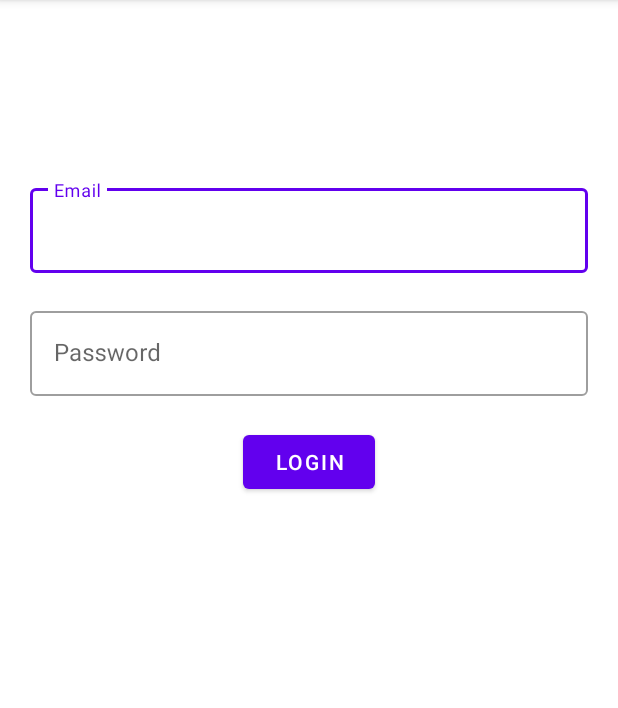
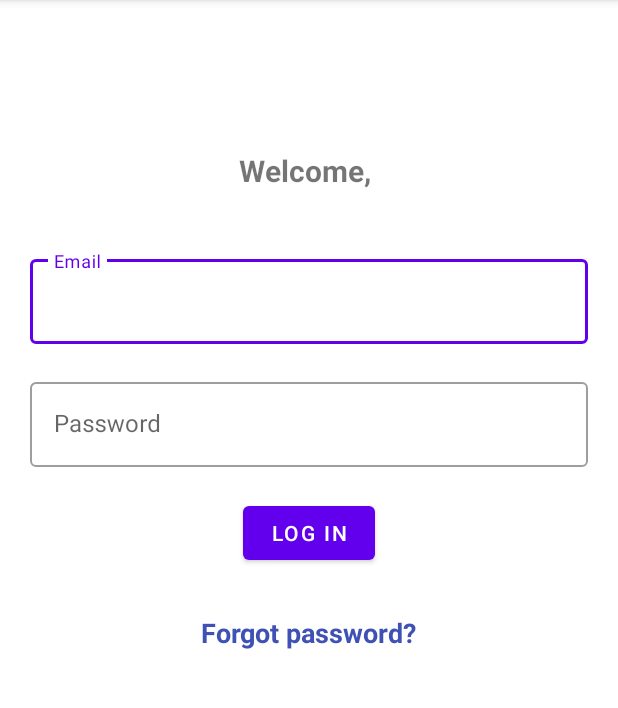
Before and after one commit to nkrstic98/MoBaNK, an Android app: the LoginActivity screen opened directly, with no data from a screen before it, on a phone screen of 412 x 824 dp, the part 84-792 px from its top. Run offline under Robolectric (Android 15) with nearby library versions, the phone set to English and light mode, and no system bars; our stand-ins replace Firebase (no records; nobody signed in at launch, a user with empty details on screens opened directly).

Commit message:
Login screen moved from LoginActivity to LoginFragment

```diff
--- a/app/src/main/AndroidManifest.xml
+++ b/app/src/main/AndroidManifest.xml
@@ -13,7 +13,7 @@
         android:roundIcon="@mipmap/ic_launcher_round"
         android:supportsRtl="true"
         android:theme="@style/Theme.AuthenticationApp">
-        <activity android:name=".LoginActivity"></activity>
+        <activity android:name=".account_login.LoginActivity"></activity>
         <activity android:name=".account_setup.RegisterActivity">
             <intent-filter>
                 <action android:name="android.intent.action.MAIN" />
--- a/app/src/main/java/rs/ac/bg/etf/diplomski/authenticationapp/BiometricAuthenticator.java
+++ b/app/src/main/java/rs/ac/bg/etf/diplomski/authenticationapp/BiometricAuthenticator.java
@@ -24,6 +24,8 @@ public class BiometricAuthenticator {
     public static final String SHARED_PREFERENCES_EMAIL_PARAMETER = "shared-preferences-email-parameter";
     public static final String SHARED_PREFERENCES_BIOMETRY_PARAMETER = "shared-preferences-biometry-parameter";
     public static final String SHARED_PREFERENCES_PIN_CODE_PARAMETER = "shared-preferences-pin-code-parameter";
+
+    public static final String SHARED_PREFERENCES_USER_INFO = "shared-preferences-user-info";
 
     private Context context;
 
--- a/app/src/main/java/rs/ac/bg/etf/diplomski/authenticationapp/KeyboardFragment.java
+++ b/app/src/main/java/rs/ac/bg/etf/diplomski/authenticationapp/KeyboardFragment.java
@@ -22,13 +22,10 @@ import android.widget.Toast;
 import com.davidmiguel.numberkeyboard.NumberKeyboardListener;
 import com.google.firebase.firestore.FirebaseFirestore;
 
-import java.security.InvalidKeyException;
 import java.util.Timer;
 import java.util.TimerTask;
 
-import javax.crypto.Cipher;
-import javax.crypto.SecretKey;
-
+import rs.ac.bg.etf.diplomski.authenticationapp.account_login.LoginActivity;
 import rs.ac.bg.etf.diplomski.authenticationapp.account_setup.RegisterActivity;
 import rs.ac.bg.etf.diplomski.authenticationapp.databinding.FragmentKeyboardBinding;
 
--- a/app/src/main/java/rs/ac/bg/etf/diplomski/authenticationapp/LoginActivity.java
+++ /dev/null
@@ -1,135 +0,0 @@
-package rs.ac.bg.etf.diplomski.authenticationapp;
-
-import androidx.appcompat.app.AppCompatActivity;
-
-import android.content.Intent;
-import android.os.Bundle;
-import android.widget.Toast;
-
-import com.google.firebase.auth.FirebaseAuth;
-import com.google.firebase.auth.FirebaseUser;
-import com.google.firebase.firestore.FirebaseFirestore;
-
-import rs.ac.bg.etf.diplomski.authenticationapp.databinding.ActivityLoginBinding;
-
-public class LoginActivity extends AppCompatActivity {
-
-    private ActivityLoginBinding binding;
-
-    private FirebaseAuth firebaseAuth;
-    private FirebaseFirestore firebaseFirestore;
-
-    @Override
-    protected void onCreate(Bundle savedInstanceState) {
-        super.onCreate(savedInstanceState);
-
-        binding = ActivityLoginBinding.inflate(getLayoutInflater());
-        setContentView(binding.getRoot());
-
-        firebaseAuth = FirebaseAuth.getInstance();
-        firebaseFirestore = FirebaseFirestore.getInstance();
-
-        binding.buttonLogin.setOnClickListener(v -> {
-            login();
-        });
-    }
-
-    private void login() {
-        String email = binding.email.getText().toString();
-        String password = binding.password.getText().toString();
-
-        if(email.equals("") && password.equals("")) {
-            binding.emailLabel.getEditText().requestFocus();
-            Toast.makeText(this, "Email and password are required!", Toast.LENGTH_SHORT).show();
-            return;
-        }
-
-        if(email.equals("")) {
-            binding.emailLabel.getEditText().requestFocus();
-            Toast.makeText(this, "Email is required!", Toast.LENGTH_SHORT).show();
-            return;
-        }
-
-        if(password.equals("")) {
-            binding.passwordLabel.getEditText().requestFocus();
-            Toast.makeText(this, "Password is required!", Toast.LENGTH_SHORT).show();
-            return;
-        }
-
-        firebaseAuth.signInWithEmailAndPassword(email, password)
-                .addOnCompleteListener(this, task -> {
-                    if(task.isSuccessful()) {
-                        FirebaseUser user = firebaseAuth.getCurrentUser();
-
-                        if(user.isEmailVerified()) {
-                            Intent intent = new Intent(this, MainActivity.class);
-                            startActivity(intent);
-                            finish();
-                        }
-                        else {
-                            Toast.makeText(this, "Verify email address to activate account!", Toast.LENGTH_SHORT).show();
-                        }
-
-//                        FirebaseUser user = firebaseAuth.getCurrentUser();
-//
-//                        firebaseFirestore.collection("users")
-//                                .whereEqualTo("email", user.getEmail())
-//                                .get()
-//                                .addOnSuccessListener(this, queryDocumentSnapshots -> {
-//                                    if(queryDocumentSnapshots.isEmpty()) {
-//                                        Toast.makeText(this, "There is no user with provided credentials!", Toast.LENGTH_SHORT).show();
-//                                        return;
-//                                    }
-//
-//                                    String security_message = queryDocumentSnapshots.getDocuments().get(0).toObject(User.class).getSecurity_message();
-//
-//                                    if(verifyAccount(security_message)) {
-//                                        Intent intent = new Intent(this, MainActivity.class);
-//                                        startActivity(intent);
-//                                        finish();
-//                                    }
-//                                    else {
-//                                        Toast.makeText(this, "Something went wrong. Please try again!", Toast.LENGTH_SHORT).show();
-//                                    }
-//                                })
-//                                .addOnFailureListener(this, e -> {
-//                                    firebaseAuth.signOut();
-//                                    Toast.makeText(this, "Something went wrong. Please try again!", Toast.LENGTH_SHORT).show();
-//                                    binding.password.setText("");
-//                                });
-                    }
-                    else {
-                        binding.password.setText("");
-                        binding.passwordLabel.getEditText().requestFocus();
-                        Toast.makeText(this, task.getException().getMessage(), Toast.LENGTH_SHORT).show();
-                    }
-                });
-    }
-
-//    private boolean verifyAccount(String security_message) {
-//        SharedPreferences sharedPreferences = getSharedPreferences(BiometricAuthenticator.SHARED_PREFERENCES_BIOMETRY, MODE_PRIVATE);
-//
-//
-//       Encryption encryption = (new Gson()).fromJson(sharedPreferences.getString(BiometricAuthenticator.SHARED_PREFERENCES_ENCRYPTION_OBJECT, ""), Encryption.class);
-//
-//        String decrypted = null;
-//
-//        decrypted = encryption.decryptOrNull(security_message);
-//
-//        if(decrypted != null && decrypted.equals(sharedPreferences.getString(BiometricAuthenticator.SHARED_PREFERENCES_SECRET, ""))) {
-//            return true;
-//        }
-//
-//        return false;
-//    }
-
-//    public byte[] getBytes(String arrayString) {
-//        String[] strings = arrayString.replace("[", "").replace("]", "").split(", ");
-//        byte[] result = new byte[strings.length];
-//        for(int i = 0; i < strings.length; i++) {
-//            result[i] = Byte.parseByte(strings[i]);
-//        }
-//
-//        return result;
-//    }
-}
--- a/app/src/main/java/rs/ac/bg/etf/diplomski/authenticationapp/MainActivity.java
+++ b/app/src/main/java/rs/ac/bg/etf/diplomski/authenticationapp/MainActivity.java
@@ -6,10 +6,8 @@ import android.content.Intent;
 import android.os.Bundle;
 
 import com.google.firebase.auth.FirebaseAuth;
-import com.google.firebase.auth.FirebaseUser;
-import com.google.firebase.firestore.FirebaseFirestore;
 
-import dagger.hilt.android.AndroidEntryPoint;
+import rs.ac.bg.etf.diplomski.authenticationapp.account_login.LoginActivity;
 
 public class MainActivity extends AppCompatActivity {
 
--- /dev/null
+++ b/app/src/main/java/rs/ac/bg/etf/diplomski/authenticationapp/account_login/LoginActivity.java
@@ -0,0 +1,22 @@
+package rs.ac.bg.etf.diplomski.authenticationapp.account_login;
+
+import androidx.appcompat.app.AppCompatActivity;
+
+import android.os.Bundle;
+
+import rs.ac.bg.etf.diplomski.authenticationapp.databinding.ActivityLoginBinding;
+
+public class LoginActivity extends AppCompatActivity {
+
+    private ActivityLoginBinding binding;
+
+    @Override
+    protected void onCreate(Bundle savedInstanceState) {
+        super.onCreate(savedInstanceState);
+
+        binding = ActivityLoginBinding.inflate(getLayoutInflater());
+        setContentView(binding.getRoot());
+    }
+
+
+}
--- /dev/null
+++ b/app/src/main/java/rs/ac/bg/etf/diplomski/authenticationapp/account_login/LoginFragment.java
@@ -0,0 +1,117 @@
+package rs.ac.bg.etf.diplomski.authenticationapp.account_login;
+
+import android.content.Context;
+import android.content.Intent;
+import android.content.SharedPreferences;
+import android.os.Bundle;
+
+import androidx.annotation.NonNull;
+import androidx.annotation.Nullable;
+import androidx.fragment.app.Fragment;
+import androidx.navigation.NavController;
+import androidx.navigation.Navigation;
+
+import android.view.LayoutInflater;
+import android.view.View;
+import android.view.ViewGroup;
+import android.widget.Toast;
+
+import com.google.firebase.auth.FirebaseAuth;
+import com.google.firebase.auth.FirebaseUser;
+
+import rs.ac.bg.etf.diplomski.authenticationapp.BiometricAuthenticator;
+import rs.ac.bg.etf.diplomski.authenticationapp.MainActivity;
+import rs.ac.bg.etf.diplomski.authenticationapp.R;
+import rs.ac.bg.etf.diplomski.authenticationapp.databinding.FragmentLoginBinding;
+
+public class LoginFragment extends Fragment {
+
+    private FragmentLoginBinding binding;
+    private LoginActivity loginActivity;
+    private SharedPreferences sharedPreferences;
+    private NavController navController;
+
+    private FirebaseAuth firebaseAuth;
+
+    public LoginFragment() {
+        // Required empty public constructor
+    }
+
+    @Override
+    public void onCreate(Bundle savedInstanceState) {
+        super.onCreate(savedInstanceState);
+
+        loginActivity = (LoginActivity) requireActivity();
+        sharedPreferences = loginActivity.getSharedPreferences(BiometricAuthenticator.SHARED_PREFERENCES_ACCOUNT, Context.MODE_PRIVATE);
+
+        firebaseAuth = FirebaseAuth.getInstance();
+    }
+
+    @Override
+    public View onCreateView(LayoutInflater inflater, ViewGroup container,
+                             Bundle savedInstanceState) {
+        binding = FragmentLoginBinding.inflate(inflater, container, false);
+
+        binding.welcomeMessage.setText("Welcome, " + sharedPreferences.getString(BiometricAuthenticator.SHARED_PREFERENCES_USER_INFO, ""));
+
+        binding.buttonLogin.setOnClickListener(v -> {
+            login();
+        });
+
+        binding.forgotPassword.setOnClickListener(v -> {
+
+        });
+
+        return binding.getRoot();
+    }
+
+    @Override
+    public void onViewCreated(@NonNull View view, @Nullable Bundle savedInstanceState) {
+        super.onViewCreated(view, savedInstanceState);
+        navController = Navigation.findNavController(view);
+    }
+
+    private void login() {
+        String email = binding.email.getText().toString();
+        String password = binding.password.getText().toString();
+
+        if(email.equals("") && password.equals("")) {
+            binding.emailLabel.getEditText().requestFocus();
+            Toast.makeText(loginActivity, "Email and password are required!", Toast.LENGTH_SHORT).show();
+            return;
+        }
+
+        if(email.equals("")) {
+            binding.emailLabel.getEditText().requestFocus();
+            Toast.makeText(loginActivity, "Email is required!", Toast.LENGTH_SHORT).show();
+            return;
+        }
+
+        if(password.equals("")) {
+            binding.passwordLabel.getEditText().requestFocus();
+            Toast.makeText(loginActivity, "Password is required!", Toast.LENGTH_SHORT).show();
+            return;
+        }
+
+        firebaseAuth.signInWithEmailAndPassword(email, password)
+                .addOnCompleteListener(loginActivity, task -> {
+                    if(task.isSuccessful()) {
+                        FirebaseUser user = firebaseAuth.getCurrentUser();
+
+                        if(user.isEmailVerified()) {
+                            Intent intent = new Intent(loginActivity, MainActivity.class);
+                            startActivity(intent);
+                            loginActivity.finish();
+                        }
+                        else {
+                            Toast.makeText(loginActivity, "Verify email address to activate account!", Toast.LENGTH_SHORT).show();
+                        }
+                    }
+                    else {
+                        binding.password.setText("");
+                        binding.passwordLabel.getEditText().requestFocus();
+                        Toast.makeText(loginActivity, task.getException().getMessage(), Toast.LENGTH_SHORT).show();
+                    }
+                });
+    }
+}
--- a/app/src/main/java/rs/ac/bg/etf/diplomski/authenticationapp/account_setup/PinRegisterFragment.java
+++ b/app/src/main/java/rs/ac/bg/etf/diplomski/authenticationapp/account_setup/PinRegisterFragment.java
@@ -20,9 +20,7 @@ import android.widget.Toast;
 
 import com.davidmiguel.numberkeyboard.NumberKeyboardListener;
 
-import rs.ac.bg.etf.diplomski.authenticationapp.LoginActivity;
-import rs.ac.bg.etf.diplomski.authenticationapp.account_setup.PinRegisterFragmentArgs;
-import rs.ac.bg.etf.diplomski.authenticationapp.account_setup.PinRegisterFragmentDirections;
+import rs.ac.bg.etf.diplomski.authenticationapp.account_login.LoginActivity;
 import rs.ac.bg.etf.diplomski.authenticationapp.BiometricAuthenticator;
 import rs.ac.bg.etf.diplomski.authenticationapp.databinding.FragmentPinRegisterBinding;
 
--- a/app/src/main/java/rs/ac/bg/etf/diplomski/authenticationapp/account_setup/RegisterActivity.java
+++ b/app/src/main/java/rs/ac/bg/etf/diplomski/authenticationapp/account_setup/RegisterActivity.java
@@ -8,7 +8,7 @@ import android.os.Bundle;
 
 import dagger.hilt.android.AndroidEntryPoint;
 import rs.ac.bg.etf.diplomski.authenticationapp.BiometricAuthenticator;
-import rs.ac.bg.etf.diplomski.authenticationapp.LoginActivity;
+import rs.ac.bg.etf.diplomski.authenticationapp.account_login.LoginActivity;
 import rs.ac.bg.etf.diplomski.authenticationapp.databinding.ActivityRegisterBinding;
 
 @AndroidEntryPoint
@@ -27,7 +27,7 @@ public class RegisterActivity extends AppCompatActivity {
 
         sharedPreferences = this.getSharedPreferences(BiometricAuthenticator.SHARED_PREFERENCES_ACCOUNT, MODE_PRIVATE);
 
-        if(sharedPreferences.contains(BiometricAuthenticator.SHARED_PREFERENCES_PIN_CODE_PARAMETER)) {
+        if(sharedPreferences.contains(BiometricAuthenticator.SHARED_PREFERENCES_EMAIL_PARAMETER)) {
             Intent intent = new Intent(this, LoginActivity.class);
             startActivity(intent);
             this.finish();
--- a/app/src/main/java/rs/ac/bg/etf/diplomski/authenticationapp/account_setup/UserRegisterFragment.java
+++ b/app/src/main/java/rs/ac/bg/etf/diplomski/authenticationapp/account_setup/UserRegisterFragment.java
@@ -182,6 +182,7 @@ public class UserRegisterFragment extends Fragment {
                                                                                             .getSharedPreferences(BiometricAuthenticator.SHARED_PREFERENCES_ACCOUNT, Context.MODE_PRIVATE)
                                                                                             .edit()
                                                                                             .putString(BiometricAuthenticator.SHARED_PREFERENCES_EMAIL_PARAMETER, email)
+                                                                                            .putString(BiometricAuthenticator.SHARED_PREFERENCES_USER_INFO, firstname + " " + lastname)
                                                                                             .apply();
 
                                                                                     UserRegisterFragmentDirections.ActionUserRegisterFragmentToPinRegisterFragment action =
--- a/app/src/main/res/layout/activity_login.xml
+++ b/app/src/main/res/layout/activity_login.xml
@@ -1,69 +1,20 @@
 <?xml version="1.0" encoding="utf-8"?>
-<LinearLayout xmlns:android="http://schemas.android.com/apk/res/android"
+<androidx.constraintlayout.widget.ConstraintLayout xmlns:android="http://schemas.android.com/apk/res/android"
     xmlns:app="http://schemas.android.com/apk/res-auto"
     xmlns:tools="http://schemas.android.com/tools"
     android:layout_width="match_parent"
     android:layout_height="match_parent"
-    android:orientation="vertical"
-    tools:context=".LoginActivity">
+    tools:context=".account_login.LoginActivity">
 
-    <androidx.constraintlayout.widget.ConstraintLayout
+    <fragment
+        android:id="@+id/register_host_fragment"
         android:layout_width="match_parent"
-        android:layout_height="wrap_content"
-        android:layout_marginTop="100dp"
-        >
-
-        <com.google.android.material.textfield.TextInputLayout
-            android:id="@+id/email_label"
-            android:layout_height="wrap_content"
-            android:layout_width="0dp"
-            style="@style/Widget.MaterialComponents.TextInputLayout.OutlinedBox"
-            android:layout_marginStart="20dp"
-            android:layout_marginEnd="20dp"
-            android:layout_marginTop="20dp"
-            android:hint="Email"
-            app:layout_constraintLeft_toLeftOf="parent"
-            app:layout_constraintRight_toRightOf="parent"
-            app:layout_constraintTop_toTopOf="parent"
-            app:layout_constraintBottom_toTopOf="@id/password_label">
-
-            <com.google.android.material.textfield.TextInputEditText
-                android:id="@+id/email"
-                android:layout_width="match_parent"
-                android:layout_height="wrap_content"
-                android:inputType="textEmailAddress" />
-        </com.google.android.material.textfield.TextInputLayout>
-
-        <com.google.android.material.textfield.TextInputLayout
-            android:id="@+id/password_label"
-            android:layout_height="wrap_content"
-            android:layout_width="0dp"
-            style="@style/Widget.MaterialComponents.TextInputLayout.OutlinedBox"
-            android:layout_marginStart="20dp"
-            android:layout_marginEnd="20dp"
-            android:layout_marginTop="20dp"
-            android:hint="Password"
-            app:layout_constraintLeft_toLeftOf="parent"
-            app:layout_constraintRight_toRightOf="parent"
-            app:layout_constraintTop_toBottomOf="@id/email_label"
-            >
-
-            <com.google.android.material.textfield.TextInputEditText
-                android:id="@+id/password"
-                android:layout_width="match_parent"
-                android:layout_height="wrap_content"
-                android:inputType="textPassword" />
-        </com.google.android.material.textfield.TextInputLayout>
-
-    </androidx.constraintlayout.widget.ConstraintLayout>
-
-    <Button
-        android:id="@+id/button_login"
-        android:layout_width="wrap_content"
-        android:layout_height="wrap_content"
-        android:layout_gravity="center"
-        android:text="Login"
-        android:layout_marginTop="20dp"
+        android:layout_height="0dp"
+        app:layout_constraintTop_toTopOf="parent"
+        app:layout_constraintBottom_toBottomOf="parent"
+        android:name="androidx.navigation.fragment.NavHostFragment"
+        app:defaultNavHost="true"
+        app:navGraph="@navigation/nav_graph_login"
         />
 
-</LinearLayout>
+</androidx.constraintlayout.widget.ConstraintLayout>
--- /dev/null
+++ b/app/src/main/res/layout/fragment_login.xml
@@ -0,0 +1,93 @@
+<?xml version="1.0" encoding="utf-8"?>
+<LinearLayout xmlns:android="http://schemas.android.com/apk/res/android"
+    xmlns:tools="http://schemas.android.com/tools"
+    android:layout_width="match_parent"
+    android:layout_height="match_parent"
+    xmlns:app="http://schemas.android.com/apk/res-auto"
+    tools:context=".account_login.LoginFragment"
+    android:orientation="vertical">
+
+    <TextView
+        android:id="@+id/welcome_message"
+        android:layout_width="wrap_content"
+        android:layout_height="wrap_content"
+        android:textAlignment="center"
+        android:layout_gravity="center"
+        android:layout_marginTop="100dp"
+        android:textSize="20dp"
+        android:text="Welcome"
+        android:textStyle="bold"
+        />
+
+    <androidx.constraintlayout.widget.ConstraintLayout
+        android:layout_width="match_parent"
+        android:layout_height="wrap_content"
+        android:layout_marginTop="20dp"
+        >
+
+        <com.google.android.material.textfield.TextInputLayout
+            android:id="@+id/email_label"
+            android:layout_height="wrap_content"
+            android:layout_width="0dp"
+            style="@style/Widget.MaterialComponents.TextInputLayout.OutlinedBox"
+            android:layout_marginStart="20dp"
+            android:layout_marginEnd="20dp"
+            android:layout_marginTop="20dp"
+            android:hint="Email"
+            app:layout_constraintLeft_toLeftOf="parent"
+            app:layout_constraintRight_toRightOf="parent"
+            app:layout_constraintTop_toTopOf="parent"
+            app:layout_constraintBottom_toTopOf="@id/password_label">
+
+            <com.google.android.material.textfield.TextInputEditText
+                android:id="@+id/email"
+                android:layout_width="match_parent"
+                android:layout_height="wrap_content"
+                android:inputType="textEmailAddress" />
+        </com.google.android.material.textfield.TextInputLayout>
+
+        <com.google.android.material.textfield.TextInputLayout
+            android:id="@+id/password_label"
+            android:layout_height="wrap_content"
+            android:layout_width="0dp"
+            style="@style/Widget.MaterialComponents.TextInputLayout.OutlinedBox"
+            android:layout_marginStart="20dp"
+            android:layout_marginEnd="20dp"
+            android:layout_marginTop="20dp"
+            android:hint="Password"
+            app:layout_constraintLeft_toLeftOf="parent"
+            app:layout_constraintRight_toRightOf="parent"
+            app:layout_constraintTop_toBottomOf="@id/email_label"
+            >
+
+            <com.google.android.material.textfield.TextInputEditText
+                android:id="@+id/password"
+                android:layout_width="match_parent"
+                android:layout_height="wrap_content"
+                android:inputType="textPassword" />
+        </com.google.android.material.textfield.TextInputLayout>
+
+    </androidx.constraintlayout.widget.ConstraintLayout>
+
+    <Button
+        android:id="@+id/button_login"
+        android:layout_width="wrap_content"
+        android:layout_height="wrap_content"
+        android:layout_gravity="center"
+        android:text="Log in"
+        android:layout_marginTop="20dp"
+        />
+
+    <TextView
+        android:id="@+id/forgot_password"
+        android:layout_marginTop="30dp"
+        android:layout_width="wrap_content"
+        android:layout_height="wrap_content"
+        android:layout_gravity="center"
+        android:text="Forgot password?"
+        android:textStyle="bold"
+        android:textSize="18dp"
+        android:textColor="#3F51B5"
+        />
+
+</LinearLayout>
--- /dev/null
+++ b/app/src/main/res/navigation/nav_graph_login.xml
@@ -0,0 +1,13 @@
+<?xml version="1.0" encoding="utf-8"?>
+<navigation xmlns:android="http://schemas.android.com/apk/res/android"
+    xmlns:app="http://schemas.android.com/apk/res-auto"
+    xmlns:tools="http://schemas.android.com/tools"
+    android:id="@+id/nav_graph_login"
+    app:startDestination="@id/loginFragment">
+
+    <fragment
+        android:id="@+id/loginFragment"
+        android:name="rs.ac.bg.etf.diplomski.authenticationapp.account_login.LoginFragment"
+        android:label="fragment_login"
+        tools:layout="@layout/fragment_login" />
+</navigation>
--- a/app/src/main/res/values/strings.xml
+++ b/app/src/main/res/values/strings.xml
@@ -1,3 +1,5 @@
 <resources>
     <string name="app_name">AuthenticationApp</string>
+    <!-- TODO: Remove or change this placeholder text -->
+    <string name="hello_blank_fragment">Hello blank fragment</string>
 </resources>
```
